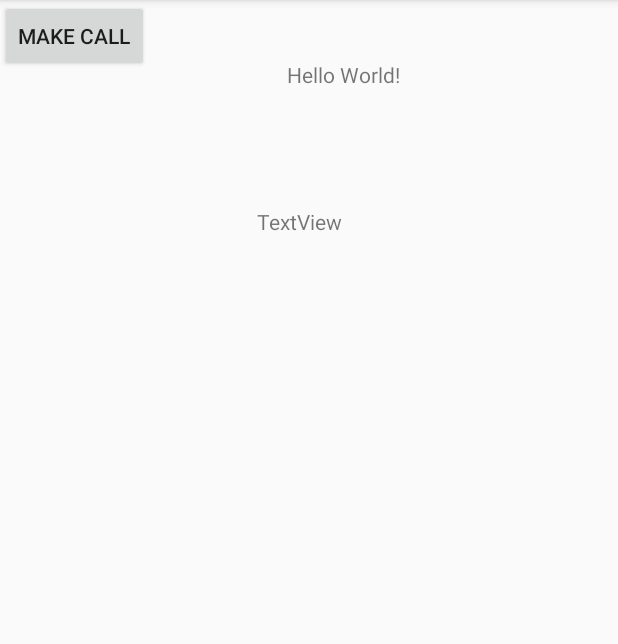
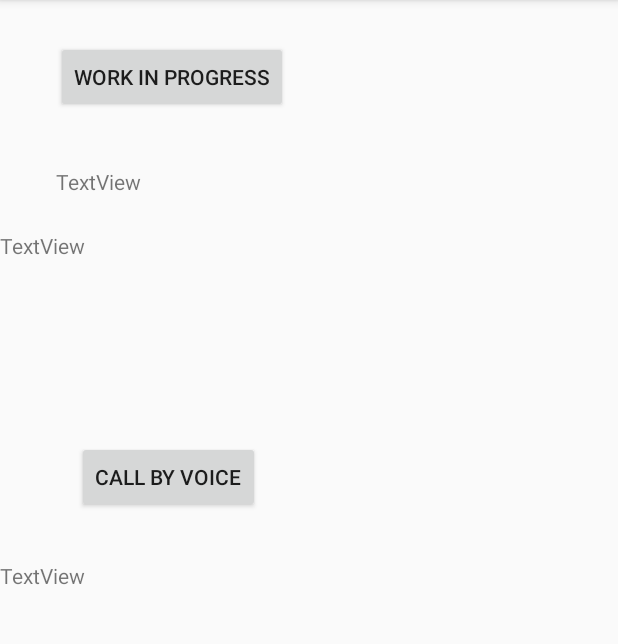
Before and after one commit to rominbusa/Android-App-for-Calling-And-Messaging, an Android app: the screen it shows after launch (MainActivity), on a phone screen of 412 x 824 dp, the part 84-728 px from its top. Run offline under Robolectric (Android 15) with nearby library versions, the phone set to English and light mode, and no system bars.

Commit message:
merging of calling from voice and extracting from wit response

```diff
--- a/showContact/app/src/main/AndroidManifest.xml
+++ b/showContact/app/src/main/AndroidManifest.xml
@@ -17,6 +17,7 @@
                 <category android:name="android.intent.category.LAUNCHER" />
             </intent-filter>
         </activity>
+        <activity android:name=".ContactActivity"></activity>
     </application>
 
 </manifest>
--- a/showContact/app/src/main/res/layout/activity_main.xml
+++ b/showContact/app/src/main/res/layout/activity_main.xml
@@ -6,39 +6,59 @@
     android:layout_height="match_parent"
     tools:context=".MainActivity">
 
-    <ScrollView
+    <Button
+        android:id="@+id/button"
         android:layout_width="wrap_content"
         android:layout_height="wrap_content"
         android:layout_alignParentStart="true"
+        android:layout_alignParentLeft="true"
         android:layout_alignParentTop="true"
-        android:layout_marginStart="171dp"
-        android:layout_marginTop="0dp"
-        android:id="@+id/scroll">
+        android:layout_marginStart="37dp"
+        android:layout_marginLeft="37dp"
+        android:layout_marginTop="27dp"
+        android:onClick="record_audio"
+        android:text="work in progress" />
 
+    <TextView
+        android:id="@+id/showUrl"
+        android:layout_width="wrap_content"
+        android:layout_height="wrap_content"
+        android:layout_alignStart="@+id/button"
+        android:layout_alignParentTop="true"
+        android:layout_marginTop="111dp"
+        android:text="TextView" />
+    <ScrollView
+        android:layout_width="wrap_content"
+        android:layout_height="match_parent">
         <TextView
             android:id="@+id/contact"
             android:layout_width="wrap_content"
             android:layout_height="wrap_content"
-            android:paddingLeft="20dp"
-            android:paddingTop="40dp"
-            android:text="Hello World!" />
+            android:layout_alignEnd="@+id/showUrl"
+            android:layout_alignParentTop="true"
+            android:layout_marginTop="154dp"
+            android:text="TextView" />
+
     </ScrollView>
+
     <Button
-        android:id="@+id/button"
+        android:id="@+id/button2"
         android:layout_width="wrap_content"
         android:layout_height="wrap_content"
-        android:text="make Call"
-        tools:layout_editor_absoluteX="30dp"
-        tools:layout_editor_absoluteY="35dp"
-        android:onClick="showContact"
-        tools:ignore="MissingConstraints" />
+        android:layout_alignParentStart="true"
+        android:layout_alignParentLeft="true"
+        android:layout_alignParentTop="true"
+        android:layout_marginStart="51dp"
+        android:layout_marginLeft="51dp"
+        android:layout_marginTop="294dp"
+        android:onClick="getcontact"
+        android:text="call by voice" />
 
     <TextView
-        android:id="@+id/num"
+        android:id="@+id/showName"
         android:layout_width="wrap_content"
         android:layout_height="wrap_content"
-        android:layout_alignLeft="@+id/scroll"
-        android:layout_marginTop="138dp"
+        android:layout_centerVertical="true"
         android:text="TextView" />
 
 </RelativeLayout>
```
Also changed, not shown: showContact/app/src/main/java/app/com/example/andriod/showcontact/ContactActivity.java (added, +250 -0 lines), showContact/app/src/main/java/app/com/example/andriod/showcontact/MainActivity.java (+4 -95 lines).
